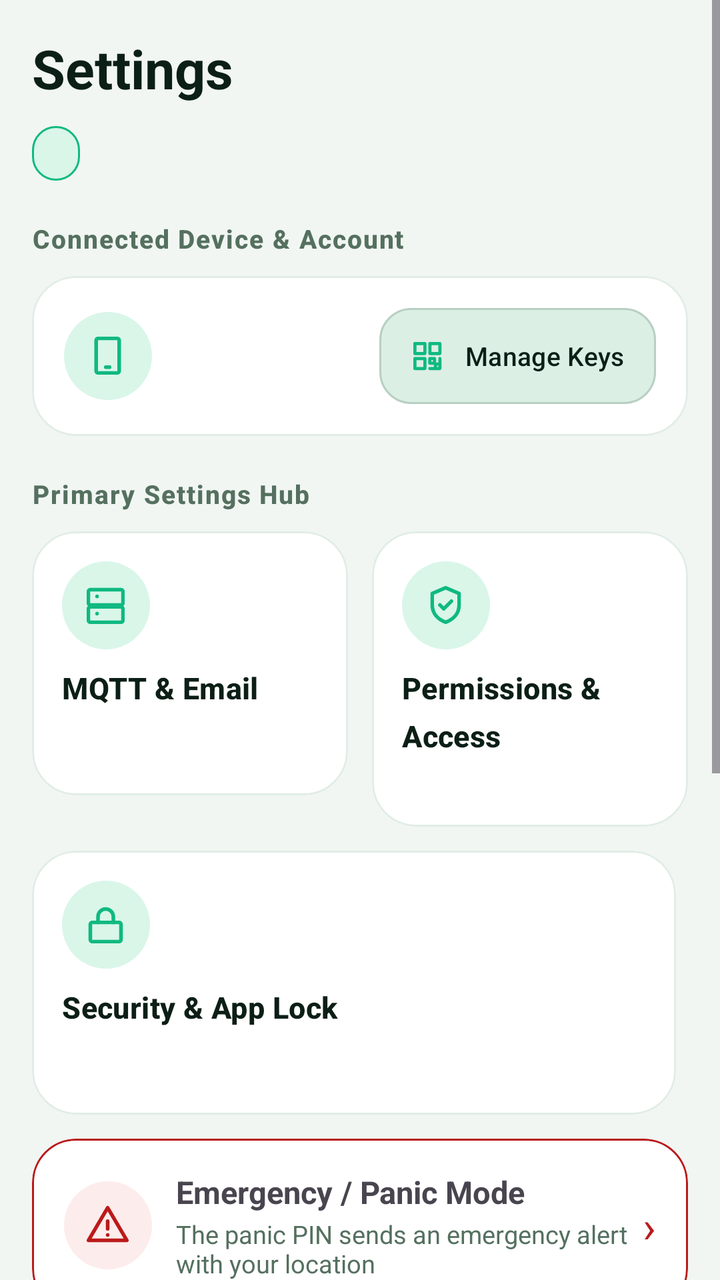
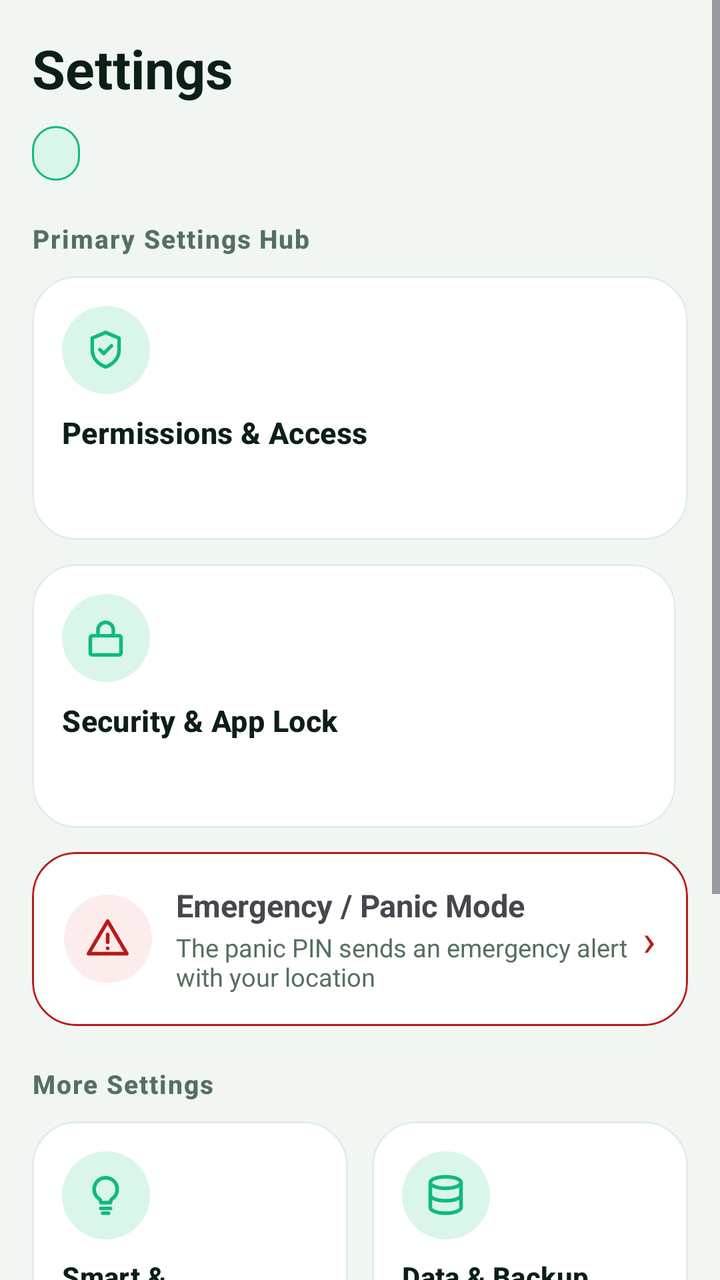

Two renders of the same Android screen: before a commit and after it. Below are the layout's source before the change and the commit's diff.
<!-- AndroidManifest.xml: application theme Theme.PhoneLink -->
<!-- res/layout/page_settings.xml -->
<?xml version="1.0" encoding="utf-8"?>
<ScrollView xmlns:android="http://schemas.android.com/apk/res/android"
    xmlns:app="http://schemas.android.com/apk/res-auto"
    android:layout_width="match_parent"
    android:layout_height="match_parent">

    <LinearLayout
        android:layout_width="match_parent"
        android:layout_height="wrap_content"
        android:orientation="vertical"
        android:padding="16dp">

        
        <TextView
            style="@style/PL.H1"
            android:layout_width="wrap_content"
            android:layout_height="wrap_content"
            android:text="@string/nav_settings" />

        <TextView
            android:id="@+id/tvSetPill"
            style="@style/PL.Pill"
            android:layout_marginTop="11dp" />

        <TextView
            style="@style/PL.SecTitle"
            android:layout_marginTop="20dp"
            android:layout_marginBottom="10dp"
            android:text="@string/set_device_card" />

        <com.google.android.material.card.MaterialCardView
            android:layout_width="match_parent"
            android:layout_height="wrap_content">

            <LinearLayout
                android:layout_width="match_parent"
                android:layout_height="wrap_content"
                android:gravity="center_vertical"
                android:orientation="horizontal"
                android:padding="16dp">

                <FrameLayout
                    android:layout_width="44dp"
                    android:layout_height="44dp"
                    android:background="@drawable/bg_icon_circle">

                    <ImageView
                        android:layout_width="23dp"
                        android:layout_height="23dp"
                        android:layout_gravity="center"
                        android:contentDescription="@null"
                        android:src="@drawable/ic_phone" />
                </FrameLayout>

                <LinearLayout
                    android:layout_width="0dp"
                    android:layout_height="wrap_content"
                    android:layout_marginStart="12dp"
                    android:layout_weight="1"
                    android:orientation="vertical">

                    <TextView
                        android:id="@+id/tvHubDevice"
                        android:layout_width="match_parent"
                        android:layout_height="wrap_content"
                        android:textSize="15.5sp"
                        android:textStyle="bold" />

                    <TextView
                        android:id="@+id/tvHubDeviceSub"
                        android:layout_width="match_parent"
                        android:layout_height="wrap_content"
                        android:layout_marginTop="3dp"
                        android:textColor="?attr/colorOnSurfaceVariant"
                        android:textSize="12.5sp" />
                </LinearLayout>

                <com.google.android.material.button.MaterialButton
                    android:id="@+id/btnHubKeys"
                    style="@style/PL.BtnGhost"
                    android:layout_width="wrap_content"
                    android:layout_height="wrap_content"
                    android:text="@string/set_manage_keys"
                    app:icon="@drawable/ic_qr" />
            </LinearLayout>
        </com.google.android.material.card.MaterialCardView>

        <TextView
            style="@style/PL.SecTitle"
            android:layout_marginTop="20dp"
            android:layout_marginBottom="10dp"
            android:text="@string/set_hub" />

        <LinearLayout
            android:layout_width="match_parent"
            android:layout_height="wrap_content"
            android:orientation="horizontal">

            <com.google.android.material.card.MaterialCardView
                android:id="@+id/tileHubRelay"
                android:layout_width="0dp"
                android:layout_height="wrap_content"
                android:layout_marginEnd="6dp"
                android:layout_weight="1"
                android:clickable="true"
                android:focusable="true">

                <LinearLayout
                    android:layout_width="match_parent"
                    android:layout_height="wrap_content"
                    android:minHeight="132dp"
                    android:orientation="vertical"
                    android:padding="15dp">

                    <FrameLayout
                        android:layout_width="44dp"
                        android:layout_height="44dp"
                        android:background="@drawable/bg_icon_circle">

                        <ImageView
                            android:layout_width="23dp"
                            android:layout_height="23dp"
                            android:layout_gravity="center"
                            android:contentDescription="@null"
                            android:src="@drawable/ic_server" />
                    </FrameLayout>

                    <TextView
                        style="@style/PL.TileTitle"
                        android:layout_marginTop="9dp"
                        android:text="@string/mqtt_smtp_title"
                        android:textSize="15sp" />

                    <TextView
                        android:id="@+id/tvHubRelaySub"
                        android:layout_width="match_parent"
                        android:layout_height="wrap_content"
                        android:layout_marginTop="4dp"
                        android:textColor="?attr/colorOnSurfaceVariant"
                        android:textSize="12sp" />
                </LinearLayout>
            </com.google.android.material.card.MaterialCardView>

            <com.google.android.material.card.MaterialCardView
                android:id="@+id/tileHubPerms"
                android:layout_width="0dp"
                android:layout_height="wrap_content"
                android:layout_marginStart="6dp"
                android:layout_weight="1"
                android:clickable="true"
                android:focusable="true">

                <LinearLayout
                    android:layout_width="match_parent"
                    android:layout_height="wrap_content"
                    android:minHeight="132dp"
                    android:orientation="vertical"
                    android:padding="15dp">

                    <FrameLayout
                        android:layout_width="44dp"
                        android:layout_height="44dp"
                        android:background="@drawable/bg_icon_circle">

                        <ImageView
                            android:layout_width="23dp"
                            android:layout_height="23dp"
                            android:layout_gravity="center"
                            android:contentDescription="@null"
                            android:src="@drawable/ic_shield_check" />
                    </FrameLayout>

                    <TextView
                        style="@style/PL.TileTitle"
                        android:layout_marginTop="9dp"
                        android:text="@string/set_perms"
                        android:textSize="15sp" />

                    <TextView
                        android:id="@+id/tvHubPermsSub"
                        android:layout_width="match_parent"
                        android:layout_height="wrap_content"
                        android:layout_marginTop="4dp"
                        android:textColor="?attr/colorOnSurfaceVariant"
                        android:textSize="12sp" />
                </LinearLayout>
            </com.google.android.material.card.MaterialCardView>
        </LinearLayout>

        <LinearLayout
            android:layout_width="match_parent"
            android:layout_height="wrap_content"
            android:layout_marginTop="12dp"
            android:orientation="horizontal">

            <com.google.android.material.card.MaterialCardView
                android:id="@+id/tileHubSecurity"
                android:layout_width="0dp"
                android:layout_height="wrap_content"
                android:layout_marginEnd="6dp"
                android:layout_weight="1"
                android:clickable="true"
                android:focusable="true">

                <LinearLayout
                    android:layout_width="match_parent"
                    android:layout_height="wrap_content"
                    android:minHeight="132dp"
                    android:orientation="vertical"
                    android:padding="15dp">

                    <FrameLayout
                        android:layout_width="44dp"
                        android:layout_height="44dp"
                        android:background="@drawable/bg_icon_circle">

                        <ImageView
                            android:layout_width="23dp"
                            android:layout_height="23dp"
                            android:layout_gravity="center"
                            android:contentDescription="@null"
                            android:src="@drawable/ic_lock" />
                    </FrameLayout>

                    <TextView
                        style="@style/PL.TileTitle"
                        android:layout_marginTop="9dp"
                        android:text="@string/set_security"
                        android:textSize="15sp" />

                    <TextView
                        android:id="@+id/tvHubSecSub"
                        android:layout_width="match_parent"
                        android:layout_height="wrap_content"
                        android:layout_marginTop="4dp"
                        android:textColor="?attr/colorOnSurfaceVariant"
                        android:textSize="12sp" />
                </LinearLayout>
            </com.google.android.material.card.MaterialCardView>

            
        </LinearLayout>

        
        <com.google.android.material.card.MaterialCardView
            android:id="@+id/cardHubPanic"
            android:layout_width="match_parent"
            android:layout_height="wrap_content"
            android:layout_marginTop="12dp"
            android:clickable="true"
            android:focusable="true"
            app:strokeColor="?attr/colorError"
            app:strokeWidth="1dp">

            <LinearLayout
                android:layout_width="match_parent"
                android:layout_height="wrap_content"
                android:gravity="center_vertical"
                android:orientation="horizontal"
                android:padding="16dp">

                <FrameLayout
                    android:layout_width="44dp"
                    android:layout_height="44dp"
                    android:background="@drawable/bg_icon_circle_red">

                    <ImageView
                        android:layout_width="23dp"
                        android:layout_height="23dp"
                        android:layout_gravity="center"
                        android:contentDescription="@null"
                        android:src="@drawable/ic_alert_red" />
                </FrameLayout>

                <LinearLayout
                    android:layout_width="0dp"
                    android:layout_height="wrap_content"
                    android:layout_marginStart="12dp"
                    android:layout_weight="1"
                    android:orientation="vertical">

                    <TextView
                        android:layout_width="match_parent"
                        android:layout_height="wrap_content"
                        android:text="@string/set_panic_title"
                        android:textSize="15.5sp"
                        android:textStyle="bold" />

                    <TextView
                        android:layout_width="match_parent"
                        android:layout_height="wrap_content"
                        android:layout_marginTop="2dp"
                        android:text="@string/set_panic_sub"
                        android:textColor="?attr/colorOnSurfaceVariant"
                        android:textSize="12.5sp" />
                </LinearLayout>

                <TextView
                    android:layout_width="wrap_content"
                    android:layout_height="wrap_content"
                    android:text="›"
                    android:textColor="?attr/colorError"
                    android:textSize="22sp" />
            </LinearLayout>
        </com.google.android.material.card.MaterialCardView>

        <TextView
            style="@style/PL.SecTitle"
            android:layout_marginTop="20dp"
            android:layout_marginBottom="10dp"
            android:text="@string/set_more" />

        <LinearLayout
            android:layout_width="match_parent"
            android:layout_height="wrap_content"
            android:orientation="horizontal">

            <com.google.android.material.card.MaterialCardView
                android:id="@+id/tileHubSmart"
                android:layout_width="0dp"
                android:layout_height="wrap_content"
                android:layout_marginEnd="6dp"
                android:layout_weight="1"
                android:clickable="true"
                android:focusable="true">

                <LinearLayout
                    android:layout_width="match_parent"
                    android:layout_height="wrap_content"
                    android:minHeight="104dp"
                    android:orientation="vertical"
                    android:padding="15dp">

                    <FrameLayout
                        android:layout_width="44dp"
                        android:layout_height="44dp"
                        android:background="@drawable/bg_icon_circle">

                        <ImageView
                            android:layout_width="23dp"
                            android:layout_height="23dp"
                            android:layout_gravity="center"
                            android:contentDescription="@null"
                            android:src="@drawable/ic_bulb" />
                    </FrameLayout>

                    <TextView
                        style="@style/PL.TileTitle"
                        android:layout_marginTop="9dp"
                        android:text="@string/cat_smart"
                        android:textSize="14.5sp" />
                </LinearLayout>
            </com.google.android.material.card.MaterialCardView>

            <com.google.android.material.card.MaterialCardView
                android:id="@+id/tileHubData"
                android:layout_width="0dp"
                android:layout_height="wrap_content"
                android:layout_marginStart="6dp"
                android:layout_weight="1"
                android:clickable="true"
                android:focusable="true">

                <LinearLayout
                    android:layout_width="match_parent"
                    android:layout_height="wrap_content"
                    android:minHeight="104dp"
                    android:orientation="vertical"
                    android:padding="15dp">

                    <FrameLayout
                        android:layout_width="44dp"
                        android:layout_height="44dp"
                        android:background="@drawable/bg_icon_circle">

                        <ImageView
                            android:layout_width="23dp"
                            android:layout_height="23dp"
                            android:layout_gravity="center"
                            android:contentDescription="@null"
                            android:src="@drawable/ic_db" />
                    </FrameLayout>

                    <TextView
                        style="@style/PL.TileTitle"
                        android:layout_marginTop="9dp"
                        android:text="@string/set_data"
                        android:textSize="14.5sp" />

                    <TextView
                        android:id="@+id/tvHubDataSub"
                        android:layout_width="match_parent"
                        android:layout_height="wrap_content"
                        android:layout_marginTop="4dp"
                        android:textColor="?attr/colorOnSurfaceVariant"
                        android:textSize="12sp" />
                </LinearLayout>
            </com.google.android.material.card.MaterialCardView>
        </LinearLayout>

        <LinearLayout
            android:layout_width="match_parent"
            android:layout_height="wrap_content"
            android:layout_marginTop="12dp"
            android:orientation="horizontal">

            <com.google.android.material.card.MaterialCardView
                android:id="@+id/tileHubGeneral"
                android:layout_width="0dp"
                android:layout_height="wrap_content"
                android:layout_marginEnd="6dp"
                android:layout_weight="1"
                android:clickable="true"
                android:focusable="true">

                <LinearLayout
                    android:layout_width="match_parent"
                    android:layout_height="wrap_content"
                    android:minHeight="104dp"
                    android:orientation="vertical"
                    android:padding="15dp">

                    <FrameLayout
                        android:layout_width="44dp"
                        android:layout_height="44dp"
                        android:background="@drawable/bg_icon_circle">

                        <ImageView
                            android:layout_width="23dp"
                            android:layout_height="23dp"
                            android:layout_gravity="center"
                            android:contentDescription="@null"
                            android:src="@drawable/ic_sliders" />
                    </FrameLayout>

                    <TextView
                        style="@style/PL.TileTitle"
                        android:layout_marginTop="9dp"
                        android:text="@string/cat_general"
                        android:textSize="14.5sp" />
                </LinearLayout>
            </com.google.android.material.card.MaterialCardView>

            
        </LinearLayout>

        <TextView
            style="@style/PL.SecTitle"
            android:layout_marginTop="20dp"
            android:layout_marginBottom="10dp"
            android:text="@string/set_diag" />

        <com.google.android.material.card.MaterialCardView
            android:layout_width="match_parent"
            android:layout_height="wrap_content">

            <TextView
                android:id="@+id/tvHubDiag"
                android:layout_width="match_parent"
                android:layout_height="wrap_content"
                android:padding="16dp"
                android:textColor="?attr/colorOnSurfaceVariant"
                android:textSize="12.5sp" />
        </com.google.android.material.card.MaterialCardView>

    </LinearLayout>
</ScrollView>
<!-- resources referenced by this layout -->
<resources>
  <!-- drawable ic_phone (drawable) -->
  <?xml version="1.0" encoding="utf-8"?>
  <vector xmlns:android="http://schemas.android.com/apk/res/android"
      android:width="24dp" android:height="24dp"
      android:viewportWidth="24" android:viewportHeight="24">
      <path android:pathData="M7,3h10a1,1 0 0,1 1,1v16a1,1 0 0,1 -1,1H7a1,1 0 0,1 -1,-1V4a1,1 0 0,1 1,-1z"
          android:fillColor="@android:color/transparent"
          android:strokeColor="?attr/colorPrimary"
          android:strokeWidth="1.9"
          android:strokeLineCap="round"
          android:strokeLineJoin="round" />
      <path android:pathData="M11,18h2"
          android:fillColor="@android:color/transparent"
          android:strokeColor="?attr/colorPrimary"
          android:strokeWidth="1.9"
          android:strokeLineCap="round"
          android:strokeLineJoin="round" />
  </vector>
  <!-- drawable ic_qr: vector/xml drawable (drawable, 2080 chars, omitted) -->
  <!-- drawable ic_server (drawable) -->
  <?xml version="1.0" encoding="utf-8"?>
  <vector xmlns:android="http://schemas.android.com/apk/res/android"
      android:width="24dp" android:height="24dp"
      android:viewportWidth="24" android:viewportHeight="24">
      <path android:pathData="M4,4h16a1,1 0 0,1 1,1v6a1,1 0 0,1 -1,1H4a1,1 0 0,1 -1,-1V5a1,1 0 0,1 1,-1z"
          android:fillColor="@android:color/transparent"
          android:strokeColor="?attr/colorPrimary"
          android:strokeWidth="1.9"
          android:strokeLineCap="round"
          android:strokeLineJoin="round" />
      <path android:pathData="M4,13h16a1,1 0 0,1 1,1v6a1,1 0 0,1 -1,1H4a1,1 0 0,1 -1,-1v-6a1,1 0 0,1 1,-1z"
          android:fillColor="@android:color/transparent"
          android:strokeColor="?attr/colorPrimary"
          android:strokeWidth="1.9"
          android:strokeLineCap="round"
          android:strokeLineJoin="round" />
      <path android:pathData="M7.5,7.5h0.01M7.5,16.5h0.01"
          android:fillColor="@android:color/transparent"
          android:strokeColor="?attr/colorPrimary"
          android:strokeWidth="1.9"
          android:strokeLineCap="round"
          android:strokeLineJoin="round" />
  </vector>
  <string name="mqtt_smtp_title">MQTT &amp; Email</string>
  <string name="set_device_card">Connected Device &amp; Account</string>
  <string name="set_diag">Diagnostics</string>
  <string name="set_manage_keys">Manage Keys</string>
  <style name="PL.BtnGhost" parent="Widget.Material3.Button.OutlinedButton">
          <item name="cornerRadius">16dp</item>
          <item name="backgroundTint">?attr/plBtnFill</item>
          <item name="strokeColor">?attr/colorOutline</item>
          <item name="android:textColor">?attr/colorOnSurface</item>
          <item name="android:minHeight">48dp</item>
          <item name="android:insetTop">0dp</item>
          <item name="android:insetBottom">0dp</item>
          <item name="android:paddingStart">14dp</item>
          <item name="android:paddingEnd">14dp</item>
          <item name="android:textSize">13.5sp</item>
          <item name="android:maxLines">2</item>
          <item name="android:ellipsize">end</item>
          <item name="autoSizeTextType">uniform</item>
          <item name="autoSizeMinTextSize">11sp</item>
          <item name="autoSizeMaxTextSize">13.5sp</item>
          <item name="autoSizeStepGranularity">1sp</item>
          <item name="iconSize">20dp</item>
          <item name="iconPadding">7dp</item>
      </style>
  <color name="md_error">#BA1A1A</color>
  <color name="md_primary">#10B981</color>
  <color name="md_onPrimary">#FFFFFF</color>
  <color name="md_secondary">#52665C</color>
  <color name="md_onSecondary">#FFFFFF</color>
  <color name="md_background">#F1F6F3</color>
  <color name="md_surface">#FFFFFF</color>
  <color name="md_onSurface">#0C1F16</color>
  <color name="md_outline">#B9CFC2</color>
  <color name="md_onError">#FFFFFF</color>
  <color name="md_btnFill">#DCEFE5</color>
  <color name="nav_active">#10B981</color>
  <color name="nav_inactive">#5C7267</color>
  <color name="nav_indicator">#D9F6E9</color>
  <!-- unchanged entries left out for length: 37 -->
</resources>

<!-- the commit's change to res/layout/page_settings.xml (unified diff, before → after) -->
@@ -26,127 +26,17 @@
             style="@style/PL.SecTitle"
             android:layout_marginTop="20dp"
             android:layout_marginBottom="10dp"
-            android:text="@string/set_device_card" />
-
-        <com.google.android.material.card.MaterialCardView
-            android:layout_width="match_parent"
-            android:layout_height="wrap_content">
-
-            <LinearLayout
+            android:text="@string/set_hub" />
+
+        <LinearLayout
+            android:layout_width="match_parent"
+            android:layout_height="wrap_content"
+            android:orientation="horizontal">
+
+            <com.google.android.material.card.MaterialCardView
+                android:id="@+id/tileHubPerms"
                 android:layout_width="match_parent"
                 android:layout_height="wrap_content"
-                android:gravity="center_vertical"
-                android:orientation="horizontal"
-                android:padding="16dp">
-
-                <FrameLayout
-                    android:layout_width="44dp"
-                    android:layout_height="44dp"
-                    android:background="@drawable/bg_icon_circle">
-
-                    <ImageView
-                        android:layout_width="23dp"
-                        android:layout_height="23dp"
-                        android:layout_gravity="center"
-                        android:contentDescription="@null"
-                        android:src="@drawable/ic_phone" />
-                </FrameLayout>
-
-                <LinearLayout
-                    android:layout_width="0dp"
-                    android:layout_height="wrap_content"
-                    android:layout_marginStart="12dp"
-                    android:layout_weight="1"
-                    android:orientation="vertical">
-
-                    <TextView
-                        android:id="@+id/tvHubDevice"
-                        android:layout_width="match_parent"
-                        android:layout_height="wrap_content"
-                        android:textSize="15.5sp"
-                        android:textStyle="bold" />
-
-                    <TextView
-                        android:id="@+id/tvHubDeviceSub"
-                        android:layout_width="match_parent"
-                        android:layout_height="wrap_content"
-                        android:layout_marginTop="3dp"
-                        android:textColor="?attr/colorOnSurfaceVariant"
-                        android:textSize="12.5sp" />
-                </LinearLayout>
-
-                <com.google.android.material.button.MaterialButton
-                    android:id="@+id/btnHubKeys"
-                    style="@style/PL.BtnGhost"
-                    android:layout_width="wrap_content"
-                    android:layout_height="wrap_content"
-                    android:text="@string/set_manage_keys"
-                    app:icon="@drawable/ic_qr" />
-            </LinearLayout>
-        </com.google.android.material.card.MaterialCardView>
-
-        <TextView
-            style="@style/PL.SecTitle"
-            android:layout_marginTop="20dp"
-            android:layout_marginBottom="10dp"
-            android:text="@string/set_hub" />
-
-        <LinearLayout
-            android:layout_width="match_parent"
-            android:layout_height="wrap_content"
-            android:orientation="horizontal">
-
-            <com.google.android.material.card.MaterialCardView
-                android:id="@+id/tileHubRelay"
-                android:layout_width="0dp"
-                android:layout_height="wrap_content"
-                android:layout_marginEnd="6dp"
-                android:layout_weight="1"
-                android:clickable="true"
-                android:focusable="true">
-
-                <LinearLayout
-                    android:layout_width="match_parent"
-                    android:layout_height="wrap_content"
-                    android:minHeight="132dp"
-                    android:orientation="vertical"
-                    android:padding="15dp">
-
-                    <FrameLayout
-                        android:layout_width="44dp"
-                        android:layout_height="44dp"
-                        android:background="@drawable/bg_icon_circle">
-
-                        <ImageView
-                            android:layout_width="23dp"
-                            android:layout_height="23dp"
-                            android:layout_gravity="center"
-                            android:contentDescription="@null"
-                            android:src="@drawable/ic_server" />
-                    </FrameLayout>
-
-                    <TextView
-                        style="@style/PL.TileTitle"
-                        android:layout_marginTop="9dp"
-                        android:text="@string/mqtt_smtp_title"
-                        android:textSize="15sp" />
-
-                    <TextView
-                        android:id="@+id/tvHubRelaySub"
-                        android:layout_width="match_parent"
-                        android:layout_height="wrap_content"
-                        android:layout_marginTop="4dp"
-                        android:textColor="?attr/colorOnSurfaceVariant"
-                        android:textSize="12sp" />
-                </LinearLayout>
-            </com.google.android.material.card.MaterialCardView>
-
-            <com.google.android.material.card.MaterialCardView
-                android:id="@+id/tileHubPerms"
-                android:layout_width="0dp"
-                android:layout_height="wrap_content"
-                android:layout_marginStart="6dp"
-                android:layout_weight="1"
                 android:clickable="true"
                 android:focusable="true">
 
<!-- resource entries referenced after the edit -->
@@ -1,72 +1,6 @@
 <!-- resources referenced by this layout -->
 <resources>
-  <!-- drawable ic_phone (drawable) -->
-  <?xml version="1.0" encoding="utf-8"?>
-  <vector xmlns:android="http://schemas.android.com/apk/res/android"
-      android:width="24dp" android:height="24dp"
-      android:viewportWidth="24" android:viewportHeight="24">
-      <path android:pathData="M7,3h10a1,1 0 0,1 1,1v16a1,1 0 0,1 -1,1H7a1,1 0 0,1 -1,-1V4a1,1 0 0,1 1,-1z"
-          android:fillColor="@android:color/transparent"
-          android:strokeColor="?attr/colorPrimary"
-          android:strokeWidth="1.9"
-          android:strokeLineCap="round"
-          android:strokeLineJoin="round" />
-      <path android:pathData="M11,18h2"
-          android:fillColor="@android:color/transparent"
-          android:strokeColor="?attr/colorPrimary"
-          android:strokeWidth="1.9"
-          android:strokeLineCap="round"
-          android:strokeLineJoin="round" />
-  </vector>
-  <!-- drawable ic_qr: vector/xml drawable (drawable, 2080 chars, omitted) -->
-  <!-- drawable ic_server (drawable) -->
-  <?xml version="1.0" encoding="utf-8"?>
-  <vector xmlns:android="http://schemas.android.com/apk/res/android"
-      android:width="24dp" android:height="24dp"
-      android:viewportWidth="24" android:viewportHeight="24">
-      <path android:pathData="M4,4h16a1,1 0 0,1 1,1v6a1,1 0 0,1 -1,1H4a1,1 0 0,1 -1,-1V5a1,1 0 0,1 1,-1z"
-          android:fillColor="@android:color/transparent"
-          android:strokeColor="?attr/colorPrimary"
-          android:strokeWidth="1.9"
-          android:strokeLineCap="round"
-          android:strokeLineJoin="round" />
-      <path android:pathData="M4,13h16a1,1 0 0,1 1,1v6a1,1 0 0,1 -1,1H4a1,1 0 0,1 -1,-1v-6a1,1 0 0,1 1,-1z"
-          android:fillColor="@android:color/transparent"
-          android:strokeColor="?attr/colorPrimary"
-          android:strokeWidth="1.9"
-          android:strokeLineCap="round"
-          android:strokeLineJoin="round" />
-      <path android:pathData="M7.5,7.5h0.01M7.5,16.5h0.01"
-          android:fillColor="@android:color/transparent"
-          android:strokeColor="?attr/colorPrimary"
-          android:strokeWidth="1.9"
-          android:strokeLineCap="round"
-          android:strokeLineJoin="round" />
-  </vector>
-  <string name="mqtt_smtp_title">MQTT &amp; Email</string>
-  <string name="set_device_card">Connected Device &amp; Account</string>
   <string name="set_diag">Diagnostics</string>
-  <string name="set_manage_keys">Manage Keys</string>
-  <style name="PL.BtnGhost" parent="Widget.Material3.Button.OutlinedButton">
-          <item name="cornerRadius">16dp</item>
-          <item name="backgroundTint">?attr/plBtnFill</item>
-          <item name="strokeColor">?attr/colorOutline</item>
-          <item name="android:textColor">?attr/colorOnSurface</item>
-          <item name="android:minHeight">48dp</item>
-          <item name="android:insetTop">0dp</item>
-          <item name="android:insetBottom">0dp</item>
-          <item name="android:paddingStart">14dp</item>
-          <item name="android:paddingEnd">14dp</item>
-          <item name="android:textSize">13.5sp</item>
-          <item name="android:maxLines">2</item>
-          <item name="android:ellipsize">end</item>
-          <item name="autoSizeTextType">uniform</item>
-          <item name="autoSizeMinTextSize">11sp</item>
-          <item name="autoSizeMaxTextSize">13.5sp</item>
-          <item name="autoSizeStepGranularity">1sp</item>
-          <item name="iconSize">20dp</item>
-          <item name="iconPadding">7dp</item>
-      </style>
   <color name="md_error">#BA1A1A</color>
   <color name="md_primary">#10B981</color>
   <color name="md_onPrimary">#FFFFFF</color>
